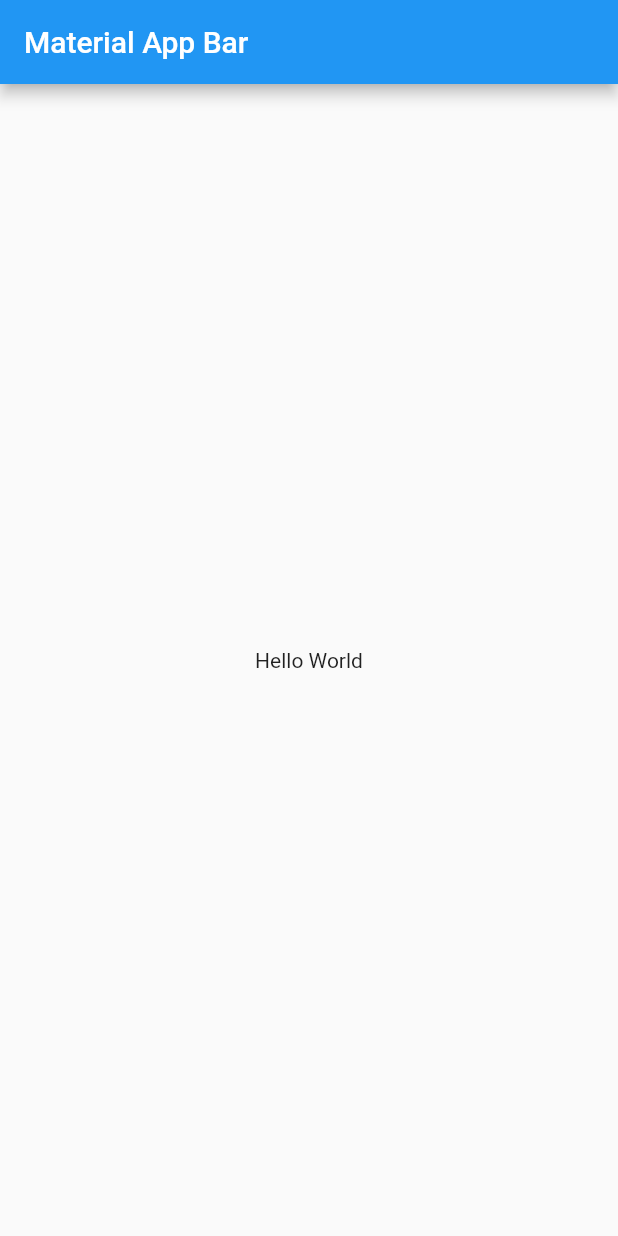
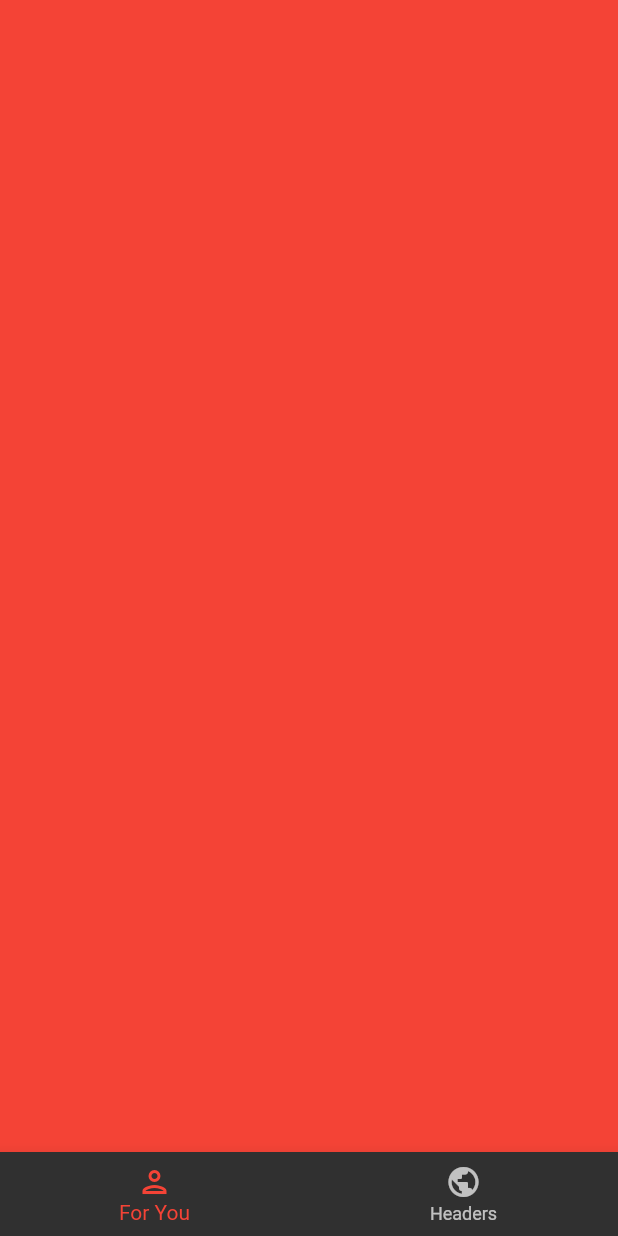
Before and after one commit to Migue9936/news, a Flutter app: the screen it shows after launch, on a phone screen of 412 x 824 dp. Run offline on Flutter 3.47's test engine with Material 2 defaults, Android fonts, the phone set to English and light mode, and no system bars.

Commit message:
Desarrollando pagina prncipal y colocando el PageView widget con el BottomNavigationBar

```diff
--- a/lib/main.dart
+++ b/lib/main.dart
@@ -1,4 +1,6 @@
 import 'package:flutter/material.dart';
+import 'package:news/screens/screens.dart';
+import 'package:news/theme/theme.dart';
 
 void main() => runApp(const MyApp());
 
@@ -7,16 +9,15 @@ class MyApp extends StatelessWidget {
 
   @override
   Widget build(BuildContext context) {
-    return MaterialApp(
+    return  MaterialApp(
       title: 'Material App',
-      home: Scaffold(
-        appBar: AppBar(
-          title: const Text('Material App Bar'),
-        ),
-        body: const Center(
-          child: Text('Hello World'),
-        ),
-      ),
+      debugShowCheckedModeBanner: false,
+      theme: myTheme,
+      initialRoute: 'tabs-page',
+      routes: {
+        'tabs-page': (_)=> const TabsScreen()
+      }
+
     );
   }
 }
--- /dev/null
+++ b/lib/screens/screens.dart
@@ -0,0 +1 @@
+export 'package:news/screens/tabs_screen.dart';
--- /dev/null
+++ b/lib/screens/tabs_screen.dart
@@ -0,0 +1,47 @@
+import 'package:flutter/material.dart';
+
+class TabsScreen extends StatelessWidget {
+
+  const TabsScreen({Key? key}) : super(key: key);
+
+  @override
+  Widget build(BuildContext context) {
+    return   const Scaffold(
+      body: _Pages(),
+      bottomNavigationBar: _NavigationItems(),
+    );
+  }
+}
+
+class _NavigationItems extends StatelessWidget {
+  const _NavigationItems();
+  @override
+  Widget build(BuildContext context) {
+    return BottomNavigationBar(
+      currentIndex: 0,
+      items: const [
+        BottomNavigationBarItem(icon: Icon(Icons.person_outlined),label: 'For You'),
+        BottomNavigationBarItem(icon: Icon(Icons.public_outlined),label: 'Headers'),
+      ]
+    );
+  }
+}
+
+class _Pages extends StatelessWidget {
+  const _Pages();
+
+  @override
+  Widget build(BuildContext context) {
+    return PageView(
+      physics: const BouncingScrollPhysics(),
+      children: [
+        Container(
+          color: Colors.red,
+        ),
+        Container(
+          color: Colors.green,
+        )
+      ],
+    );
+  }
+}
--- /dev/null
+++ b/lib/theme/theme.dart
@@ -0,0 +1,11 @@
+
+
+import 'package:flutter/material.dart';
+
+final myTheme = ThemeData.dark().copyWith(
+  colorScheme: ColorScheme.fromSwatch(
+    primarySwatch: Colors.red
+  ).copyWith(
+    secondary: Colors.red
+  )
+);
```
Also changed, not shown: lib/models/models.dart (added), lib/screens/tab1_screen.dart (added), lib/screens/tab2_screen.dart (added), lib/services/services.dart (added), lib/widgets/widgets.dart (added).
